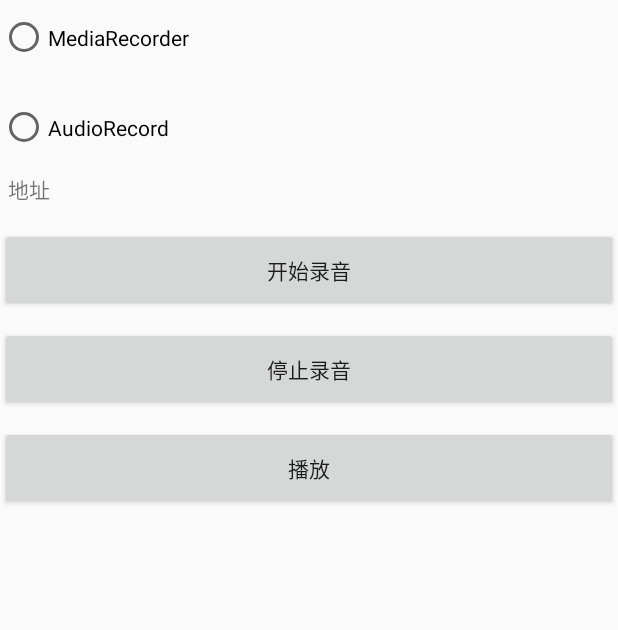
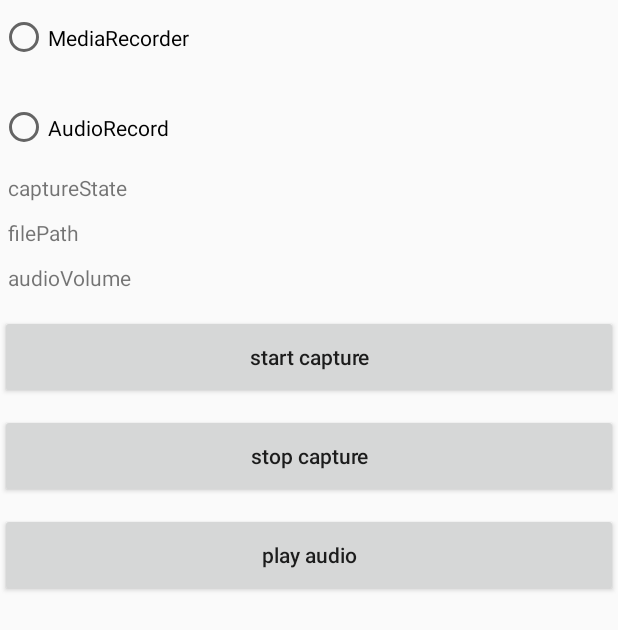
Before and after one commit to HelloHuDi/AudioCapture, an Android app: the AudioActivity screen opened directly, with no data from a screen before it, on a phone screen of 412 x 824 dp. Shown: the top 630 px of the screen. Run offline under Robolectric (Android 15) with nearby library versions, the phone set to English and light mode, and no system bars; 1 statement that could not run was skipped.

Commit message:
add audio volume callback

```diff
--- a/app/build.gradle
+++ b/app/build.gradle
@@ -31,6 +31,6 @@ dependencies {
     androidTestImplementation 'com.android.support.test:runner:1.0.2'
     androidTestImplementation 'com.android.support.test.espresso:espresso-core:3.0.2'
 //    implementation project(':audiocapture')
-    implementation 'com.hd:audiocapture:1.3'
+    implementation 'com.hd:audiocapture:1.4'
     implementation 'com.hd.splashscreen:splashscreen:1.4'
 }
--- a/app/src/main/java/com/hd/audiorecorderlearn/AudioActivity.java
+++ b/app/src/main/java/com/hd/audiorecorderlearn/AudioActivity.java
@@ -8,8 +8,8 @@ import android.view.View;
 import android.widget.RadioButton;
 import android.widget.RadioGroup;
 import android.widget.TextView;
-import android.widget.Toast;
 
+import com.hd.audiocapture.CaptureState;
 import com.hd.audiocapture.callback.CaptureCallback;
 
 import java.io.File;
@@ -19,7 +19,7 @@ import java.io.File;
  * Created by hd on 2018/5/8 .
  */
 public class AudioActivity extends AppCompatActivity implements RadioGroup.OnCheckedChangeListener, CaptureCallback {
-    private TextView tvAudioFilePath;
+    private TextView tvAudioFilePath, tvAudioVolume, tvAudioState;
     private File file;
     private AudioPresenter audioPresenter;
 
@@ -32,6 +32,8 @@ public class AudioActivity extends AppCompatActivity implements RadioGroup.OnChe
 
     private void init() {
         tvAudioFilePath = findViewById(R.id.tvAudioFilePath);
+        tvAudioVolume = findViewById(R.id.tvAudioVolume);
+        tvAudioState = findViewById(R.id.tvAudioState);
         ((RadioGroup) findViewById(R.id.rgAudio)).setOnCheckedChangeListener(this);
         audioPresenter = new AudioPresenter(this, this);
     }
@@ -69,11 +71,18 @@ public class AudioActivity extends AppCompatActivity implements RadioGroup.OnChe
     @Override
     public void capturePath(final File file) {
         this.file = file;
-        runOnUiThread(() -> tvAudioFilePath.setText("音频地址==> " + file.getAbsolutePath()));
+        runOnUiThread(() -> tvAudioFilePath.setText("filePath==> " + file.getAbsolutePath()));
     }
 
+    @SuppressLint("SetTextI18n")
     @Override
-    public void captureStatus(boolean success) {
-        runOnUiThread(()-> Toast.makeText(AudioActivity.this,"capture status :"+success,Toast.LENGTH_SHORT).show());
+    public void captureStatus(CaptureState state) {
+        runOnUiThread(() -> tvAudioState.setText("captureState==> " + state));
+    }
+
+    @SuppressLint("SetTextI18n")
+    @Override
+    public void captureVolume(double volume) {
+        runOnUiThread(() -> tvAudioVolume.setText("audioVolume==> " + volume));
     }
 }
--- a/app/src/main/res/layout/activity_audio.xml
+++ b/app/src/main/res/layout/activity_audio.xml
@@ -31,26 +31,43 @@
         </RadioGroup>
 
         <TextView
+            android:id="@+id/tvAudioState"
+            android:layout_width="match_parent"
+            android:layout_height="wrap_content"
+            android:layout_margin="5dp"
+            android:gravity="center|left"
+            android:text="captureState"/>
+
+
+        <TextView
             android:id="@+id/tvAudioFilePath"
             android:layout_width="match_parent"
             android:layout_height="wrap_content"
             android:layout_margin="5dp"
             android:gravity="center|left"
-            android:text="地址"/>
+            android:text="filePath"/>
+
+        <TextView
+            android:id="@+id/tvAudioVolume"
+            android:layout_width="match_parent"
+            android:layout_height="wrap_content"
+            android:layout_margin="5dp"
+            android:gravity="center|left"
+            android:text="audioVolume"/>
 
         <Button
             style="@style/main_button_style"
             android:onClick="start"
-            android:text="开始录音"/>
+            android:text="start capture"/>
 
         <Button
             style="@style/main_button_style"
             android:onClick="stop"
-            android:text="停止录音"/>
+            android:text="stop capture"/>
 
         <Button
             style="@style/main_button_style"
             android:onClick="play"
-            android:text="播放"/>
+            android:text="play audio"/>
     </LinearLayout>
 </ScrollView>
--- a/audiocapture/build.gradle
+++ b/audiocapture/build.gradle
@@ -6,7 +6,7 @@ def siteUrl = 'https://github.com/HelloHuDi/AudioCapture'
 def gitUrl = 'git@github.com:HelloHuDi/AudioCapture.git'
 Properties properties = new Properties()
 properties.load(project.rootProject.file('local.properties').newDataInputStream())
-version = "1.3"
+version = "1.4"
 group = "com.hd"
 
 android {
@@ -15,8 +15,8 @@ android {
     defaultConfig {
         minSdkVersion 14
         targetSdkVersion 27
-        versionCode 13
-        versionName "1.3"
+        versionCode 14
+        versionName "1.4"
 
         testInstrumentationRunner "android.support.test.runner.AndroidJUnitRunner"
 
--- a/audiocapture/src/main/java/com/hd/audiocapture/CaptureConfig.java
+++ b/audiocapture/src/main/java/com/hd/audiocapture/CaptureConfig.java
@@ -1,4 +1,6 @@
 package com.hd.audiocapture;
+
+import android.media.AudioFormat;
 
 import com.hd.audiocapture.callback.CaptureCallback;
 
@@ -13,7 +15,7 @@ public class CaptureConfig {
     private File file;
     private int samplingRate = 44100;
     private int channelCount = 1;
-    private int bitrate = 9600;
+    private int bitrate = AudioFormat.ENCODING_PCM_16BIT;
     private CaptureCallback captureCallback;
 
     @Override
--- a/audiocapture/src/main/java/com/hd/audiocapture/callback/CaptureCallback.java
+++ b/audiocapture/src/main/java/com/hd/audiocapture/callback/CaptureCallback.java
@@ -1,4 +1,6 @@
 package com.hd.audiocapture.callback;
+
+import com.hd.audiocapture.CaptureState;
 
 import java.io.File;
 
@@ -9,5 +11,7 @@ public interface CaptureCallback {
 
     void capturePath(File file);
 
-    void captureStatus(boolean success);
+    void captureStatus(CaptureState state);
+
+    void captureVolume(double volume);
 }
```
Also changed, not shown: app/src/main/java/com/hd/audiorecorderlearn/AudioPresenter.java (+8 -5 lines), audiocapture/src/main/java/com/hd/audiocapture/CaptureState.java (added, +8 -0 lines), audiocapture/src/main/java/com/hd/audiocapture/capture/AudioRecordCapture.java (+60 -25 lines), audiocapture/src/main/java/com/hd/audiocapture/capture/Capture.java (+18 -7 lines), audiocapture/src/main/java/com/hd/audiocapture/capture/MediaRecorderCapture.java (+36 -7 lines), 1 other file.
